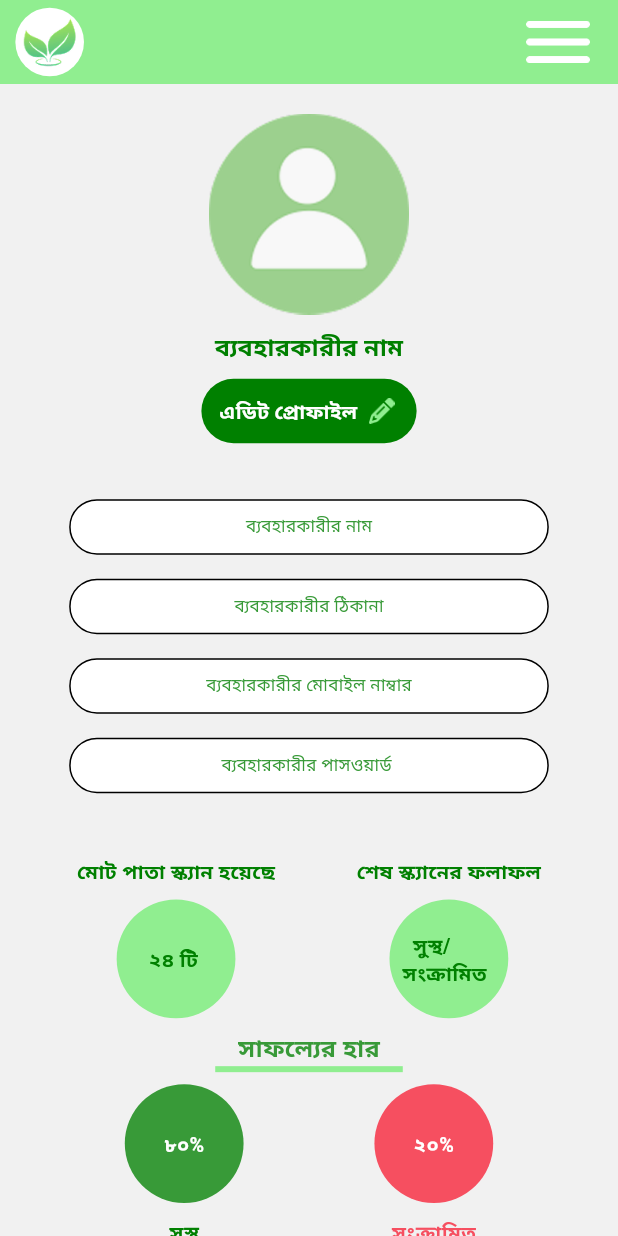
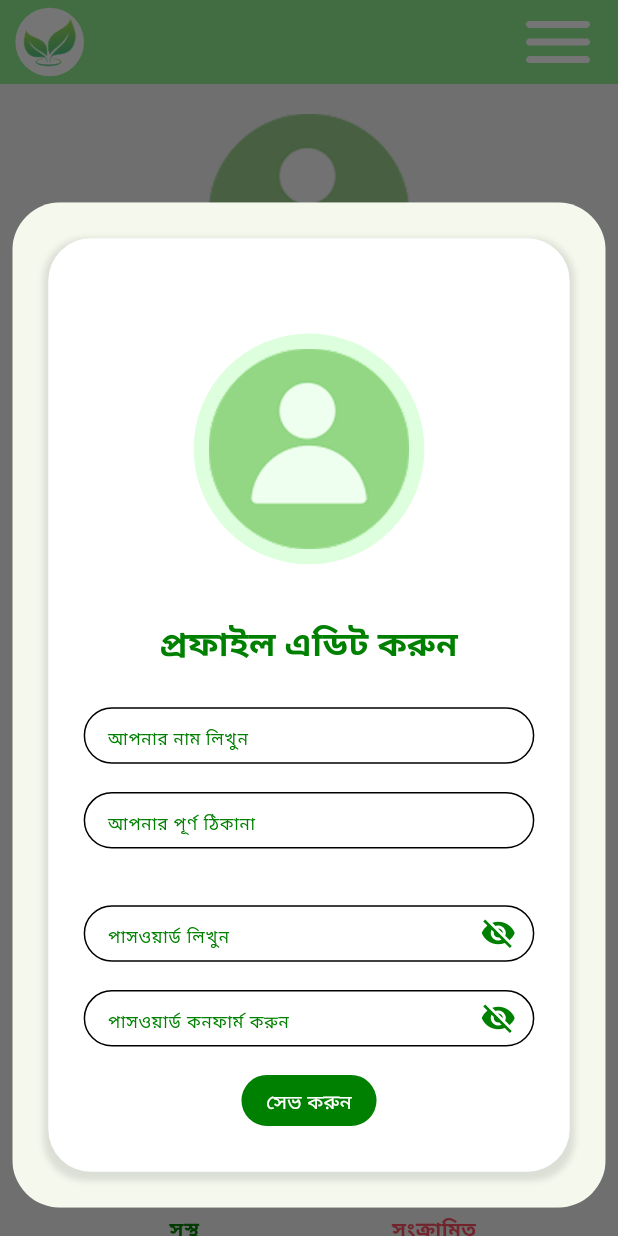
Before and after one commit to safridbhueyan/Mango_leaf_disease_detection_app, a Flutter app: the ProfileScreen screen opened by its route, after a tap on "এডিট প্রোফাইল", on a phone screen of 412 x 824 dp. Run offline on Flutter 3.47's test engine with Material 3 defaults, Android fonts, the phone set to English and light mode, and no system bars; our stand-ins replace cloud_firestore, firebase_auth, firebase_core, firebase_storage, flutter_screenutil, go_router and 1 more; missing offline and left inert: flutter_tflite; accounts and stored records are empty.

Commit message:
profile scetion

```diff
--- a/lib/main.dart
+++ b/lib/main.dart
@@ -9,6 +9,7 @@ import 'package:mango_leaf_disease/view_model/auth_provider.dart';
 import 'package:mango_leaf_disease/view_model/imagePicker_provider.dart';
 import 'package:mango_leaf_disease/view_model/password_provider.dart';
 import 'package:mango_leaf_disease/view_model/symtom_provider.dart';
+import 'package:mango_leaf_disease/view_model/user_provider.dart';
 import 'package:provider/provider.dart';
 
 void main() async {
@@ -32,6 +33,7 @@ class MyApp extends StatelessWidget {
     return MultiProvider(
       providers: [
         ChangeNotifierProvider<SymtomProvider>(create: (_) => SymtomProvider()),
+        ChangeNotifierProvider<UserProvider>(create: (_) => UserProvider()),
         ChangeNotifierProvider<PasswordProvider>(
           create: (_) => PasswordProvider(),
         ),
--- /dev/null
+++ b/lib/model/userModel.dart
@@ -0,0 +1,25 @@
+class UserModel {
+  final String uid;
+  final String name;
+  final String email;
+  final String address;
+  final String profileImage;
+
+  UserModel({
+    required this.uid,
+    required this.name,
+    required this.email,
+    required this.address,
+    required this.profileImage,
+  });
+
+  factory UserModel.fromMap(Map<String, dynamic> data) {
+    return UserModel(
+      uid: data['uid'] ?? '',
+      name: data['name'] ?? '',
+      email: data['email'] ?? '',
+      address: data['address'] ?? '',
+      profileImage: data['profile_image'] ?? '',
+    );
+  }
+}
--- a/lib/routes/route_configs.dart
+++ b/lib/routes/route_configs.dart
@@ -8,6 +8,7 @@ import 'package:mango_leaf_disease/view/home_screen.dart';
 import 'package:mango_leaf_disease/view/login_screen.dart';
 import 'package:mango_leaf_disease/view/pickImage_screen.dart';
 import 'package:mango_leaf_disease/view/profile_screen.dart';
+import 'package:mango_leaf_disease/view/setttings_screen.dart';
 import 'package:mango_leaf_disease/view/sign_up_screen.dart';
 
 class RouteConfig {
@@ -20,6 +21,13 @@ class RouteConfig {
         path: RouteName.SignUpScreen,
         pageBuilder: (context, state) {
           return const MaterialPage(child: SignUpScreen());
+        },
+      ),
+      GoRoute(
+        name: RouteName.settings,
+        path: RouteName.settings,
+        pageBuilder: (context, state) {
+          return const MaterialPage(child: SetttingsScreen());
         },
       ),
       GoRoute(
--- a/lib/routes/route_names.dart
+++ b/lib/routes/route_names.dart
@@ -8,4 +8,5 @@ class RouteName {
   static const String ProfileScreen = '/ProfileScreen';
   static const String PickimageScreen = '/PickimageScreen';
   static const String authGate = '/AuthGate';
+  static const String settings = '/SetttingsScreen';
 }
--- a/lib/view/profile_screen.dart
+++ b/lib/view/profile_screen.dart
@@ -4,9 +4,23 @@ import 'package:mango_leaf_disease/view/widget/appbar.dart';
 import 'package:mango_leaf_disease/view/widget/circleInfo.dart';
 import 'package:mango_leaf_disease/view/widget/customDrawer.dart';
 import 'package:mango_leaf_disease/view/widget/profileContainer.dart';
+import 'package:mango_leaf_disease/view/widget/profileEdit_bottomSheet.dart';
+import 'package:mango_leaf_disease/view_model/user_provider.dart';
+import 'package:provider/provider.dart';
 
-class ProfileScreen extends StatelessWidget {
+class ProfileScreen extends StatefulWidget {
   const ProfileScreen({super.key});
+
+  @override
+  State<ProfileScreen> createState() => _ProfileScreenState();
+}
+
+class _ProfileScreenState extends State<ProfileScreen> {
+  @override
+  void initState() {
+    super.initState();
+    Provider.of<UserProvider>(context, listen: false).fetchUserData();
+  }
 
   @override
   Widget build(BuildContext context) {
@@ -16,13 +30,23 @@ class ProfileScreen extends StatelessWidget {
       endDrawer: Customdrawer(),
       body: SingleChildScrollView(
         physics: BouncingScrollPhysics(),
-        child: Column(
+        child: Consumer<UserProvider>(
+          builder: (context, ref, _) {
+            return Column(
               children: [
                 SizedBox(height: 21.h),
                 Center(
                   child: GestureDetector(
                     onTap: () {},
-                child: Image.asset(
+                    child:
+                        ref.user?.profileImage.isNotEmpty == true
+                            ? CircleAvatar(
+                              radius: 71.r,
+                              backgroundImage: NetworkImage(
+                                ref.user!.profileImage,
+                              ),
+                            )
+                            : Image.asset(
                               "assets/images/profilepic.png",
                               height: 142.h,
                               width: 142.w,
@@ -40,7 +64,9 @@ class ProfileScreen extends StatelessWidget {
                 ),
                 SizedBox(height: 10.h),
                 GestureDetector(
-              onTap: () {},
+                  onTap: () {
+                    profilEditSheet(context);
+                  },
                   child: Container(
                     width: 140.w,
                     decoration: BoxDecoration(
@@ -74,9 +100,18 @@ class ProfileScreen extends StatelessWidget {
                   ),
                 ),
                 SizedBox(height: 31.h),
-            Profilecontainer(text: "ব্যবহারকারীর নাম", onTap: () {}),
-            Profilecontainer(text: "ব্যবহারকারীর ঠিকানা", onTap: () {}),
-            Profilecontainer(text: "ব্যবহারকারীর মোবাইল নাম্বার", onTap: () {}),
+                Profilecontainer(
+                  text: ref.user?.name ?? "ব্যবহারকারীর নাম",
+                  onTap: () {},
+                ),
+                Profilecontainer(
+                  text: ref.user?.address ?? "ব্যবহারকারীর ঠিকানা",
+                  onTap: () {},
+                ),
+                Profilecontainer(
+                  text: ref.user?.email ?? "ব্যবহারকারীর ইমেইল",
+                  onTap: () {},
+                ),
                 Profilecontainer(text: "ব্যবহারকারীর পাসওয়ার্ড ", onTap: () {}),
 
                 SizedBox(height: 36.h),
@@ -192,6 +227,8 @@ class ProfileScreen extends StatelessWidget {
                 ),
                 SizedBox(height: 40.h),
               ],
+            );
+          },
         ),
       ),
     );
--- /dev/null
+++ b/lib/view/setttings_screen.dart
@@ -0,0 +1,72 @@
+import 'package:flutter/material.dart';
+import 'package:flutter_screenutil/flutter_screenutil.dart';
+import 'package:mango_leaf_disease/view/widget/appbar.dart';
+import 'package:mango_leaf_disease/view/widget/customDrawer.dart';
+
+class SetttingsScreen extends StatelessWidget {
+  const SetttingsScreen({super.key});
+
+  @override
+  Widget build(BuildContext context) {
+    return Scaffold(
+      backgroundColor: Color(0xffF1F1F1),
+      appBar: appbar(),
+      endDrawer: Customdrawer(),
+      body: Column(
+        children: [
+          SizedBox(height: 21.h),
+          Padding(
+            padding: EdgeInsets.only(left: 32.w),
+            child: SizedBox(
+              child: Row(
+                mainAxisAlignment: MainAxisAlignment.start,
+                crossAxisAlignment: CrossAxisAlignment.center,
+                children: [
+                  GestureDetector(
+                    onTap: () {},
+                    child: GestureDetector(
+                      onTap: () {
+                        Navigator.pop(context);
+                      },
+                      child: Image.asset("assets/images/arro.png", width: 35.w),
+                    ),
+                  ),
+                  SizedBox(width: 23.w),
+                  Text(
+                    "সেটিংস",
+                    style: TextStyle(
+                      fontSize: 32.sp,
+                      fontWeight: FontWeight.w700,
+                      color: Color(0xff008000),
+                    ),
+                  ),
+                ],
+              ),
+            ),
+          ),
+          SizedBox(height: 16.h),
+          Column(
+            children: [
+              Container(
+                child: Padding(
+                  padding: const EdgeInsets.all(24.0),
+                  child: Row(
+                    children: [
+                      Text("ডার্ক মোড"),
+                      Spacer(),
+                      Switch(
+                        activeColor: Color(0xff008000),
+                        value: true,
+                        onChanged: (value) {},
+                      ),
+                    ],
+                  ),
+                ),
+              ),
+            ],
+          ),
+        ],
+      ),
+    );
+  }
+}
--- a/lib/view/widget/customDrawer.dart
+++ b/lib/view/widget/customDrawer.dart
@@ -127,6 +127,31 @@ class Customdrawer extends StatelessWidget {
               ),
             ),
           ),
+          SizedBox(height: 20.h),
+          GestureDetector(
+            onTap: () {
+              context.pushNamed(RouteName.settings);
+              Navigator.pop(context);
+            },
+            child: Container(
+              decoration: BoxDecoration(
+                borderRadius: BorderRadius.circular(26.r),
+                border: Border.all(width: 2, color: Colors.black54),
+              ),
+              child: Padding(
+                padding: EdgeInsets.all(10.0),
+
+                child: Text(
+                  "সেটিংস",
+                  style: TextStyle(
+                    fontSize: 17.sp,
+                    fontWeight: FontWeight.w500,
+                    color: Color(0xff000000),
+                  ),
+                ),
+              ),
+            ),
+          ),
           Spacer(),
           Consumer<AuthServiceProvider>(
             builder: (context, ref, _) {
--- /dev/null
+++ b/lib/view/widget/profileEdit_bottomSheet.dart
@@ -0,0 +1,270 @@
+import 'dart:io';
+
+import 'package:flutter/material.dart';
+import 'package:flutter_screenutil/flutter_screenutil.dart';
+import 'package:mango_leaf_disease/utils/utils.dart';
+import 'package:mango_leaf_disease/view/widget/inputdecoration.dart';
+import 'package:mango_leaf_disease/view_model/auth_provider.dart';
+import 'package:mango_leaf_disease/view_model/imagePicker_provider.dart';
+import 'package:mango_leaf_disease/view_model/password_provider.dart';
+import 'package:mango_leaf_disease/view_model/user_provider.dart';
+import 'package:provider/provider.dart';
+
+void profilEditSheet(BuildContext context) {
+  final userProvider = Provider.of<UserProvider>(context, listen: false);
+  TextEditingController _passwordController = TextEditingController();
+  TextEditingController _confirmPasswordController = TextEditingController();
+  TextEditingController _nameController = TextEditingController(
+    text: userProvider.user?.name ?? "",
+  );
+  TextEditingController _addressController = TextEditingController(
+    text: userProvider.user?.address ?? "",
+  );
+
+  showModalBottomSheet(
+    context: context,
+    isScrollControlled: true,
+    backgroundColor: Colors.transparent,
+    builder: (context) {
+      return Padding(
+        padding: EdgeInsets.only(left: 8.w, right: 8.w, bottom: 20.h),
+        child: SingleChildScrollView(
+          reverse: true,
+          padding: EdgeInsets.only(
+            bottom: MediaQuery.of(context).viewInsets.bottom,
+          ),
+
+          child: IntrinsicHeight(
+            child: ClipPath(
+              child: Container(
+                padding: const EdgeInsets.all(24),
+                decoration: const BoxDecoration(
+                  color: Color(0xFFF4F8ED),
+                  borderRadius: BorderRadius.vertical(
+                    top: Radius.circular(32),
+                    bottom: Radius.circular(32),
+                  ),
+                ),
+                child: Consumer(
+                  builder: (context, ref, _) {
+                    return Column(
+                      children: [
+                        SingleChildScrollView(
+                          child: Center(
+                            child: Container(
+                              width: 358.w,
+                              height: 660.h,
+                              decoration: BoxDecoration(
+                                borderRadius: BorderRadius.circular(30.r),
+                                color: Color(0xFFFFFFFF),
+                                boxShadow: <BoxShadow>[
+                                  BoxShadow(
+                                    color: Colors.black.withOpacity(0.1),
+                                    spreadRadius: 3,
+                                    blurRadius: 3,
+                                    offset: Offset(0, 3),
+                                  ),
+                                ],
+                              ),
+                              child: Consumer3<
+                                AuthServiceProvider,
+                                PasswordProvider,
+                                ImagepickerProvider
+                              >(
+                                builder: (context, ref, pass, pic, _) {
+                                  return Column(
+                                    mainAxisSize: MainAxisSize.min,
+                                    mainAxisAlignment: MainAxisAlignment.center,
+                                    crossAxisAlignment:
+                                        CrossAxisAlignment.center,
+                                    children: [
+                                      SizedBox(height: 35.h),
+                                      Container(
+                                        decoration: BoxDecoration(
+                                          shape: BoxShape.circle,
+                                          color: Color(0xffDEFFDE),
+                                        ),
+                                        child: Padding(
+                                          padding: const EdgeInsets.all(10),
+                                          child: GestureDetector(
+                                            onTap: () {
+                                              pic.galleryProfilePick();
+                                            },
+                                            child:
+                                                pic.pickedprofile != null
+                                                    ? ClipOval(
+                                                      child: Image.file(
+                                                        File(
+                                                          pic
+                                                              .pickedprofile!
+                                                              .path,
+                                                        ),
+                                                        height: 142.h,
+                                                        width: 142.w,
+                                                        fit: BoxFit.cover,
+                                                      ),
+                                                    )
+                                                    : Image.asset(
+                                                      "assets/images/profilepic.png",
+                                                      height: 142.h,
+                                                      width: 142.w,
+                                                    ),
+                                          ),
+                                        ),
+                                      ),
+                                      SizedBox(height: 38.h),
+                                      Text(
+                                        "প্রফাইল এডিট করুন",
+                                        style: TextStyle(
+                                          fontSize: 24.sp,
+                                          fontWeight: FontWeight.w700,
+                                          color: Color(0xff008000),
+                                        ),
+                                      ),
+                                      SizedBox(height: 28.h),
+                                      Padding(
+                                        padding: EdgeInsets.only(
+                                          left: 23.w,
+                                          right: 23.w,
+                                        ),
+                                        child: SizedBox(
+                                          height: 40.h,
+                                          width: 312.w,
+                                          child: TextFormField(
+                                            controller: _nameController,
+                                            decoration: customInputDecoration(
+                                              hintText: "আপনার নাম লিখুন",
+                                            ),
+                                          ),
+                                        ),
+                                      ),
+                                      SizedBox(height: 20.h),
+                                      Padding(
+                                        padding: EdgeInsets.only(
+                                          left: 23.w,
+                                          right: 23.w,
+                                        ),
+                                        child: SizedBox(
+                                          height: 40.h,
+                                          width: 312.w,
+                                          child: TextFormField(
+                                            controller: _addressController,
+
+                                            decoration: customInputDecoration(
+                                              hintText: "আপনার পূর্ণ ঠিকানা",
+                                            ),
+                                          ),
+                                        ),
+                                      ),
+                                      SizedBox(height: 20.h),
+
+                                      SizedBox(height: 20.h),
+                                      Padding(
+                                        padding: EdgeInsets.only(
+                                          left: 23.w,
+                                          right: 23.w,
+                                        ),
+                                        child: SizedBox(
+                                          height: 40.h,
+                                          width: 312.w,
+                                          child: TextFormField(
+                                            obscureText: pass.isVisiblepss,
+                                            controller: _passwordController,
+                                            decoration: customInputDecoration(
+                                              hintText: "পাসওয়ার্ড লিখুন",
+                                              sufix: GestureDetector(
+                                                onTap: () {
+                                                  pass.togglePass();
+                                                },
+                                                child:
+                                                    pass.isVisiblepss
+                                                        ? Icon(
+                                                          Icons.visibility_off,
+                                                          color: Color(
+                                                            0xff008000,
+                                                          ),
+                                                          size: 24,
+                                                        )
+                                                        : Icon(
+                                                          Icons.visibility,
+                                                          color: Color(
+                                                            0xff008000,
+                                                          ),
+                                                          size: 24,
+                                                        ),
+                                              ),
+                                            ),
+                                          ),
+                                        ),
+                                      ),
+                                      SizedBox(height: 20.h),
+                                      Padding(
+                                        padding: EdgeInsets.only(
+                                          left: 23.w,
+                                          right: 23.w,
+                                        ),
+                                        child: SizedBox(
+                                          height: 40.h,
+                                          width: 312.w,
+                                          child: TextFormField(
+                                            obscureText:
+                                                pass.isVisibleConfirmPass,
+                                            controller:
+                                                _confirmPasswordController,
+                                            decoration: customInputDecoration(
+                                              hintText:
+                                                  "পাসওয়ার্ড কনফার্ম করুন",
+                                              sufix: GestureDetector(
+                                                onTap: () {
+                                                  pass.toggleConfirmPass();
+                                                },
+                                                child:
+                                                    pass.isVisibleConfirmPass
+                                                        ? Icon(
+                                                          Icons.visibility_off,
+                                                          color: Color(
+                                                            0xff008000,
+                                                          ),
+                                                          size: 24,
+                                                        )
+                                                        : Icon(
+                                                          Icons.visibility,
+                                                          color: Color(
+                                                            0xff008000,
+                                                          ),
+                                                          size: 24,
+                                                        ),
+                                              ),
+                                            ),
+                                          ),
+                                        ),
+                                      ),
+
+                                      SizedBox(height: 20.h),
+                                      ref.isLoading
+                                          ? CircularProgressIndicator(
+                                            color: Color(0xff008000),
+                                          )
+                                          : Utils.mybutton(
+                                            text: "সেভ করুন",
+                                            onTap: () {},
+                                          ),
+                                    ],
+                                  );
+                                },
+                              ),
+                            ),
+                          ),
+                        ),
+                      ],
+                    );
+                  },
+                ),
+              ),
+            ),
+          ),
+        ),
+      );
+    },
+  );
+}
--- a/lib/view_model/imagePicker_provider.dart
+++ b/lib/view_model/imagePicker_provider.dart
@@ -55,4 +55,20 @@ class ImagepickerProvider with ChangeNotifier {
     }
     return rawLabel;
   }
+
+  XFile? _pickedProfile;
+  XFile? get pickedprofile => _pickedProfile;
+  Future<bool> galleryProfilePick() async {
+    try {
+      final pickedFile = await _picker.pickImage(source: ImageSource.gallery);
+      if (pickedFile != null) {
+        _pickedProfile = pickedFile;
+        notifyListeners();
+        return true;
+      }
+    } catch (e) {
+      debugPrint("Gallery pick error: $e");
+    }
+    return false;
+  }
 }
--- /dev/null
+++ b/lib/view_model/user_provider.dart
@@ -0,0 +1,56 @@
+import 'package:flutter/material.dart';
+import 'package:cloud_firestore/cloud_firestore.dart';
+import 'package:firebase_auth/firebase_auth.dart';
+import 'package:mango_leaf_disease/model/userModel.dart';
+
+class UserProvider with ChangeNotifier {
+  UserModel? _user;
+
+  UserModel? get user => _user;
+
+  /// Fetch user data from Firestore
+  Future<void> fetchUserData() async {
+    final uid = FirebaseAuth.instance.currentUser?.uid;
+    if (uid == null) return;
+
+    final doc =
+        await FirebaseFirestore.instance.collection('users').doc(uid).get();
+
+    if (doc.exists) {
+      _user = UserModel.fromMap(doc.data()!);
+      notifyListeners();
+    }
+  }
+
+  /// Update specific user fields
+  Future<void> updateUserData({
+    String? name,
+    String? address,
+    String? phone,
+    String? profileImage,
+  }) async {
+    final uid = FirebaseAuth.instance.currentUser?.uid;
+    if (uid == null) return;
+
+    final updates = <String, dynamic>{};
+
+    if (name != null) updates['name'] = name;
+    if (address != null) updates['address'] = address;
+    if (phone != null) updates['phone'] = phone;
+    if (profileImage != null) updates['profile_image'] = profileImage;
+
+    await FirebaseFirestore.instance
+        .collection('users')
+        .doc(uid)
+        .update(updates);
+
+    // Refresh local state
+    await fetchUserData();
+  }
+
+  /// Clear user (for logout or refresh)
+  void clearUser() {
+    _user = null;
+    notifyListeners();
+  }
+}
```
Lines whose indentation alone changed are shown as unchanged.
